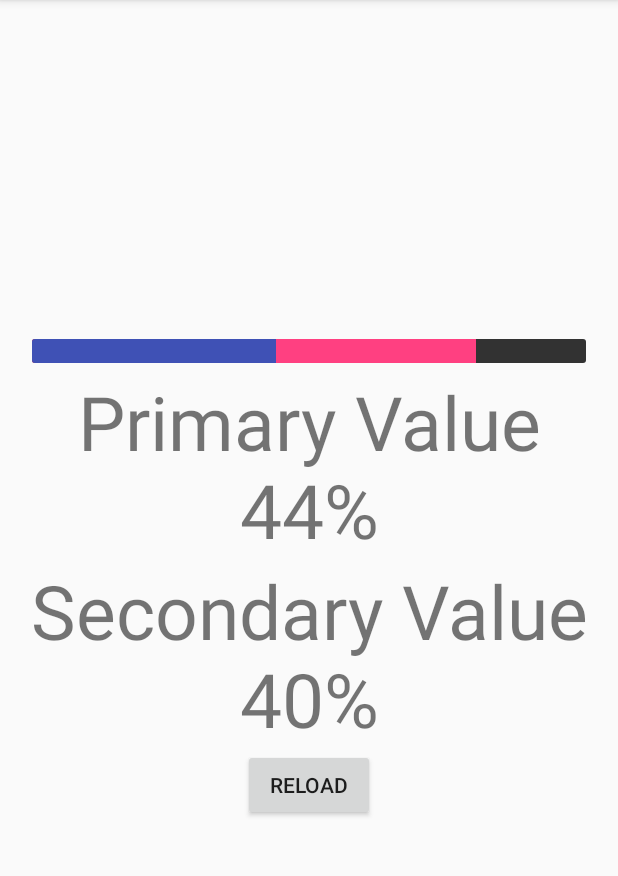
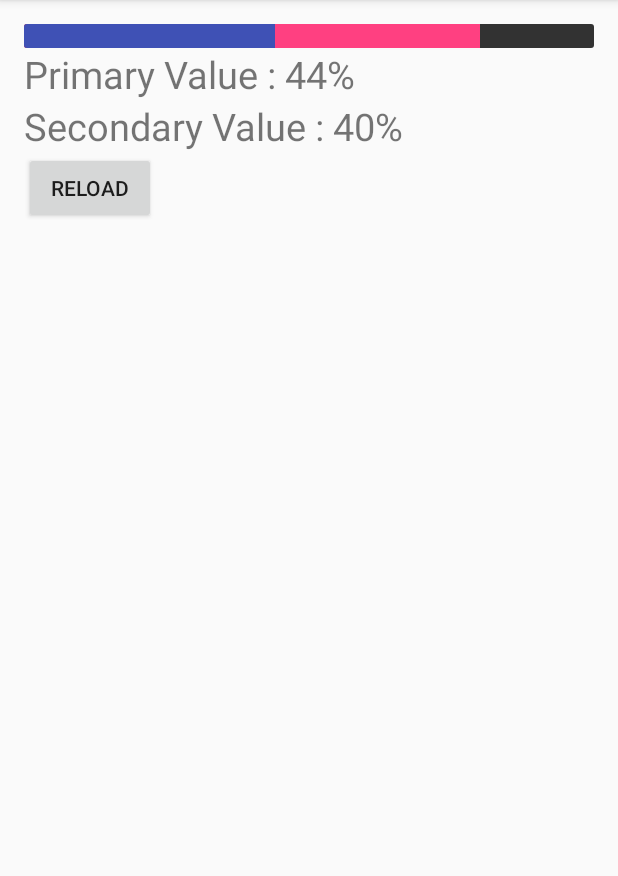
Before and after one commit to nisrulz/stackedhorizontalprogressbar, an Android app: the screen it shows after launch (MainActivity), after a tap on "RELOAD", on a phone screen of 412 x 824 dp, the part 84-960 px from its top. Run offline under Robolectric (Android 15) with nearby library versions, the phone set to English and light mode, and no system bars.

Commit message:
[*] more updates to the ui of sample app

```diff
--- a/app/src/main/java/github/nisrulz/stackedhorizontalprogressbarproject/MainActivity.java
+++ b/app/src/main/java/github/nisrulz/stackedhorizontalprogressbarproject/MainActivity.java
@@ -60,11 +60,11 @@ public class MainActivity extends AppCompatActivity {
 
         countPrimary = 0;
         stackedHorizontalProgressBar.setProgress(countPrimary);
-        txt_primary.setText("Primary Value\n" + countPrimary + "%");
+        txt_primary.setText("Primary Value : " + countPrimary + "%");
 
         countSecondary = 0;
         stackedHorizontalProgressBar.setSecondaryProgress(countSecondary);
-        txt_secondary.setText("Secondary Value\n" + countSecondary + "%");
+        txt_secondary.setText("Secondary Value : " + countSecondary + "%");
 
         handlerPrimaryProgress.post(runnablePrimary);
         handlerSecondaryProgress.post(runnableSecondary);
@@ -83,7 +83,7 @@ public class MainActivity extends AppCompatActivity {
     public void run() {
       if (countPrimary <= primary_pts) {
         stackedHorizontalProgressBar.setProgress(countPrimary);
-        txt_primary.setText("Primary Value\n" + countPrimary + "%");
+        txt_primary.setText("Primary Value : " + countPrimary + "%");
         handlerPrimaryProgress.postDelayed(runnablePrimary, 50);
         countPrimary++;
       }
@@ -95,7 +95,7 @@ public class MainActivity extends AppCompatActivity {
     public void run() {
       if (countSecondary <= secondary_pts) {
         stackedHorizontalProgressBar.setSecondaryProgress(countSecondary);
-        txt_secondary.setText("Secondary Value\n" + countSecondary + "%");
+        txt_secondary.setText("Secondary Value : " + countSecondary + "%");
         handlerSecondaryProgress.postDelayed(runnableSecondary, 50);
         countSecondary++;
       }
--- a/app/src/main/res/layout/activity_main.xml
+++ b/app/src/main/res/layout/activity_main.xml
@@ -16,7 +16,6 @@
   -->
 
 <LinearLayout
-    android:gravity="center"
     xmlns:android="http://schemas.android.com/apk/res/android"
     xmlns:tools="http://schemas.android.com/tools"
     android:layout_width="match_parent"
@@ -33,7 +32,6 @@
       android:id="@+id/stackedhorizontalprogressbar"
       android:layout_width="match_parent"
       android:layout_height="wrap_content"
-      android:layout_margin="5dp"
       android:progressDrawable="@drawable/stacked_horizontal_progress"
       style="?android:attr/progressBarStyleHorizontal"
       />
@@ -43,17 +41,17 @@
       android:id="@+id/txt_primary"
       android:layout_width="match_parent"
       android:layout_height="wrap_content"
-      android:gravity="center"
-      android:textSize="50sp"
-      tools:text="Primary Value\n70%"
+      android:gravity="left"
+      android:textSize="25sp"
+      tools:text="Primary Value : 70%"
       />
   <TextView
       android:id="@+id/txt_secondary"
       android:layout_width="match_parent"
       android:layout_height="wrap_content"
-      android:gravity="center"
-      android:textSize="50sp"
-      tools:text="Secondary Value\n50%"
+      android:gravity="left"
+      android:textSize="25sp"
+      tools:text="Secondary Value : 50%"
       />
   <Button
       android:id="@+id/btn_reload"
```
